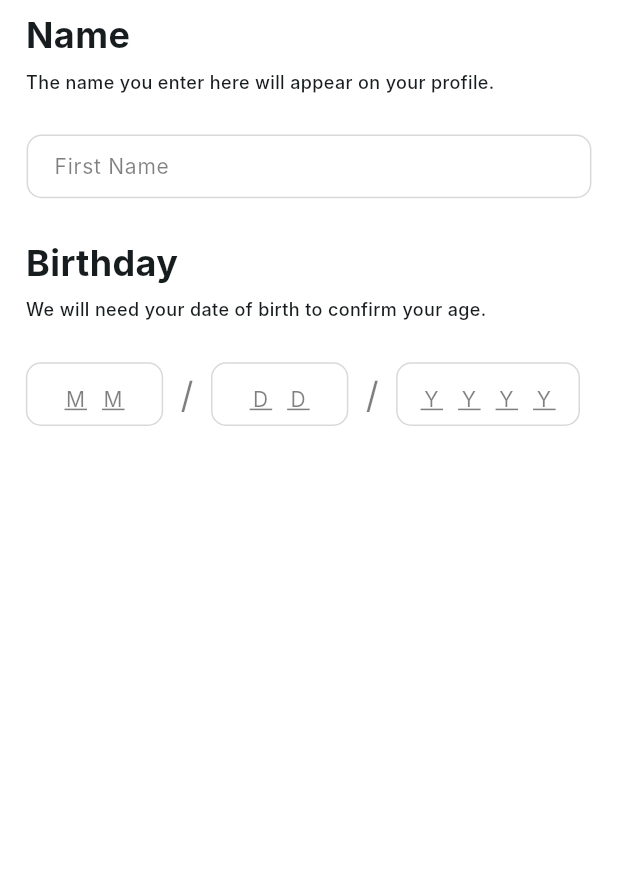
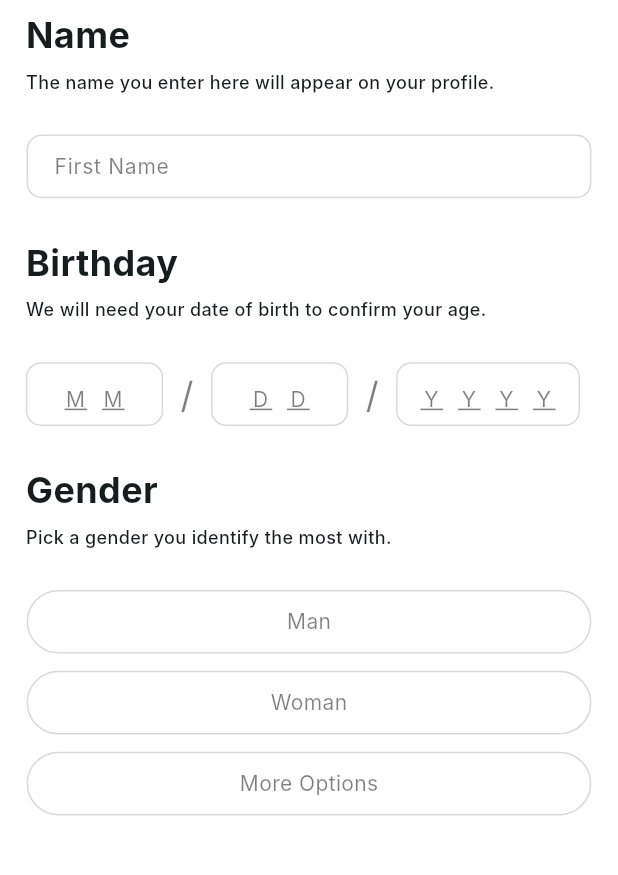
Before and after one commit to eUnity-Development/eUnity-app, a Flutter app: the NameDOBGender screen opened directly, on a phone screen of 412 x 824 dp, the part 75-950 px from its top. Run offline on Flutter 3.47's test engine with Material 3 defaults, Android fonts, the phone set to English and light mode, and no system bars; our stand-ins replace cookie_jar, curved_navigation_bar, dio, dio_cookie_manager, dotted_border, equatable and 5 more; Roboto replaces fonts that are missing (Inter); project files that could hold a hidden picture were left out.

Commit message:
Gender section with buttons

```diff
--- a/frontend/lib/views/NameDOBGender.dart
+++ b/frontend/lib/views/NameDOBGender.dart
@@ -2,6 +2,8 @@ import 'package:eunity/classes/DesignVariables.dart';
 import 'package:eunity/widgets/TopBars/PushedScreenTopBar.dart';
 import 'package:flutter/material.dart';
 import 'package:flutter/widgets.dart';
+
+import '../widgets/LoginSignup/login_signup_button.dart';
 
 class NameDOBGender extends StatefulWidget {
   const NameDOBGender({super.key});
@@ -23,6 +25,10 @@ class _NameDOBGender extends State<NameDOBGender> {
   final TextEditingController _yearController2 = TextEditingController();
   final TextEditingController _yearController3 = TextEditingController();
   final TextEditingController _yearController4 = TextEditingController();
+
+  void onClick() {
+    print('CLICKED!');
+  }
 
   @override
   void dispose() {
@@ -113,7 +119,8 @@ class _NameDOBGender extends State<NameDOBGender> {
                     ),
                   )
                 )
-            )),
+              )
+            ),
 
             SizedBox(
               height: 29 * DesignVariables.heightConversion,
@@ -218,13 +225,94 @@ class _NameDOBGender extends State<NameDOBGender> {
             ),
           ],
 
-            )
-            // Month section
 
-      ]
-      )
+        ),
 
-    )
+          SizedBox(
+            height: 29 * DesignVariables.heightConversion,
+          ),
+
+          // Gender header
+          const Text(
+            "Gender",
+            style: TextStyle(
+              fontSize: 24,
+              fontWeight: FontWeight.w700,
+            ),
+          ),
+
+          SizedBox(
+            height: 7 * DesignVariables.heightConversion,
+          ),
+
+          // Gender description
+          const Text(
+            "Pick a gender you identify the most with.",
+            style: TextStyle(
+              fontSize: 12,
+              fontWeight: FontWeight.w500,
+            ),
+          ),
+
+          SizedBox(
+            height: 30 * DesignVariables.heightConversion,
+          ),
+
+          // Gender selection: man
+          LoginSignupButton(
+            color: Colors.transparent,
+            onTap: onClick,
+            borderColor: DesignVariables.greyLines,
+            height: 48 * DesignVariables.heightConversion,
+            width: 393 * DesignVariables.widthConversion,
+            buttonContent: Text(
+              'Man',
+              style: TextStyle(
+                color: Colors.black.withOpacity(0.5),
+              ),
+            ),
+          ),
+
+          SizedBox(
+            height: 13 * DesignVariables.heightConversion,
+          ),
+
+          // Gender selection: woman
+          LoginSignupButton(
+            color: Colors.transparent,
+            onTap: onClick,
+            borderColor: DesignVariables.greyLines,
+            height: 48 * DesignVariables.heightConversion,
+            width: 393 * DesignVariables.widthConversion,
+            buttonContent: Text(
+              'Woman',
+              style: TextStyle(
+                color: Colors.black.withOpacity(0.5),
+              ),
+            ),
+          ),
+
+          SizedBox(
+            height: 13 * DesignVariables.heightConversion,
+          ),
+
+          // Gender selection: more options
+          LoginSignupButton(
+            color: Colors.transparent,
+            onTap: onClick,
+            borderColor: DesignVariables.greyLines,
+            height: 48 * DesignVariables.heightConversion,
+            width: 393 * DesignVariables.widthConversion,
+            buttonContent: Text(
+              'More Options',
+              style: TextStyle(
+                color: Colors.black.withOpacity(0.5),
+              ),
+            ),
+          ),
+        ],
+
+      ))
     );
   }
 }
@@ -310,7 +398,7 @@ class InidividualTextField extends StatelessWidget {
           ),
 
         ],
-      )
+      ),
 
     );
   }
```
Lines whose indentation alone changed are shown as unchanged.
